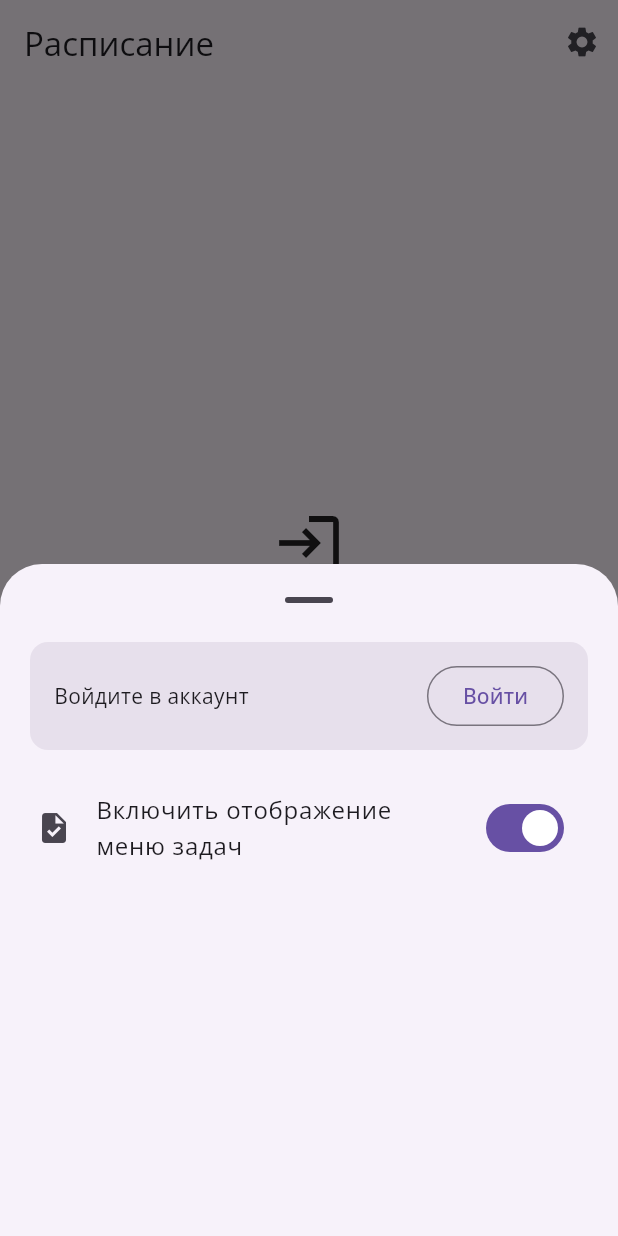
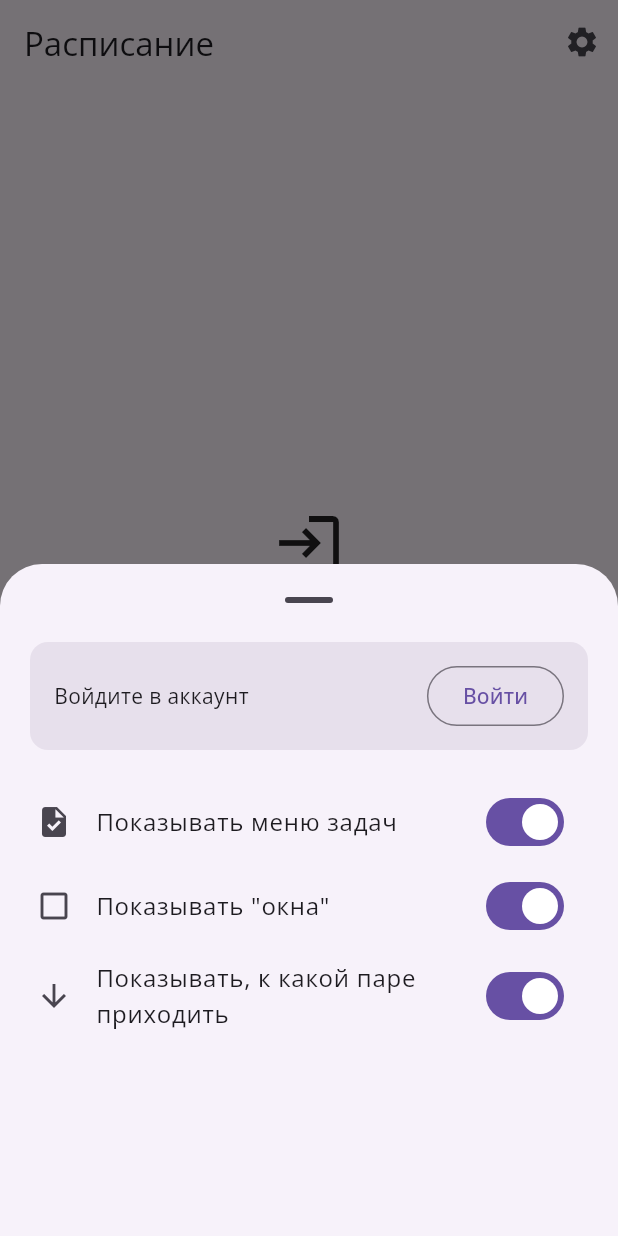
Before and after one commit to simbirskiif/flutter-schedule-ulstu, a Flutter app: the screen it shows after launch, after a tap on the "settings" icon, on a phone screen of 412 x 824 dp. Run offline on Flutter 3.47's test engine with Material 3 defaults, Android fonts, the phone set to English and light mode, and no system bars; drawn by our look-alikes of dynamic_color; our stand-ins replace flutter_secure_storage, google_fonts, shared_preferences, table_calendar, tuple; missing offline and left inert: button_m3e, dart:ffi, expressive_loading_indicator, expressive_refresh, loading_indicator_m3e, progress_indicator_m3e and 1 more.

Commit message:
Отображение, к какой паре приходить. Показывает окна

```diff
--- a/lib/main.dart
+++ b/lib/main.dart
@@ -436,7 +436,7 @@ class _MainState extends State<Main> {
                   padding: const EdgeInsets.symmetric(horizontal: 8),
                   child: ListTile(
                     leading: Icon(Icons.task),
-                    title: Text("Включить отображение меню задач"),
+                    title: Text("Показывать меню задач"),
                     trailing: Switch(
                       value: tasksSettings?.tasksEnabled ?? true,
                       onChanged: (bool value) {
@@ -449,6 +449,39 @@ class _MainState extends State<Main> {
                     },
                   ),
                 ),
+                Padding(
+                  padding: const EdgeInsets.symmetric(horizontal: 8),
+                  child: ListTile(
+                    leading: Icon(Icons.check_box_outline_blank),
+                    title: Text("Показывать \"окна\""),
+                    trailing: Switch(
+                      value: tasksSettings?.skipEnabled ?? true,
+                      onChanged: (bool value) {
+                        tasksSettings?.skipEnabled = value;
+                      },
+                    ),
+                    onTap: () {
+                      tasksSettings?.skipEnabled = !(tasksSettings.skipEnabled);
+                    },
+                  ),
+                ),
+                Padding(
+                  padding: const EdgeInsets.symmetric(horizontal: 8),
+                  child: ListTile(
+                    leading: Icon(Icons.arrow_downward),
+                    title: Text("Показывать, к какой паре приходить"),
+                    trailing: Switch(
+                      value: tasksSettings?.firstSkipEnabled ?? true,
+                      onChanged: (bool value) {
+                        tasksSettings?.firstSkipEnabled = value;
+                      },
+                    ),
+                    onTap: () {
+                      tasksSettings?.firstSkipEnabled =
+                          !(tasksSettings.firstSkipEnabled);
+                    },
+                  ),
+                ),
               ],
             ),
           ),
--- a/lib/processors/group_processor.dart
+++ b/lib/processors/group_processor.dart
@@ -31,7 +31,7 @@ class GroupProcessor with ChangeNotifier {
   }
 
   void loadNotes(Map<String, Note> map) {
-    for (Lesson lesson in _lessons) {}
+    // for (Lesson lesson in _lessons) {}
   }
 
   Note? getNote(Lesson lesson) => lesson.note;
--- a/lib/settings/tasks_settings.dart
+++ b/lib/settings/tasks_settings.dart
@@ -3,15 +3,36 @@ import 'package:shared_preferences/shared_preferences.dart';
 
 class TasksSettings extends ChangeNotifier {
   static const String _key = "TASKS_ENABLED_KEY";
+  static const String _key2 = "FIRST_SKIP_ENABLED_KEY";
+  static const String _key3 = "SKIP_ENABLED_KEY";
   final SharedPreferences _prefs;
   bool _tasksEnabled = true;
+  bool _firstSkipEnabled = true;
+  bool _skipEnabled = true;
   TasksSettings(this._prefs) {
     _tasksEnabled = _prefs.getBool(_key) ?? true;
+    _firstSkipEnabled = _prefs.getBool(_key2) ?? true;
+    _skipEnabled = _prefs.getBool(_key3) ?? true;
   }
   // static Future<TasksSettings> init() async {
   //   SharedPreferences prefs = await SharedPreferences.getInstance();
   //   return TasksSettings._(prefs);
   // }
+  set firstSkipEnabled(bool value) {
+    _firstSkipEnabled = value;
+    _prefs.setBool(_key2, value);
+    notifyListeners();
+  }
+
+  get firstSkipEnabled => _firstSkipEnabled;
+
+  set skipEnabled(bool value) {
+    _skipEnabled = value;
+    _prefs.setBool(_key3, value);
+    notifyListeners();
+  }
+
+  get skipEnabled => _skipEnabled;
 
   set tasksEnabled(bool value) {
     _tasksEnabled = value;
```
Also changed, not shown: lib/models/lesson_transfer.dart (added, +30 -0 lines), lib/screens/schedule_screen.dart (+68 -9 lines), lib/utils/string_time_formatter.dart (+12 -0 lines), lib/widgets/skip_first_widget.dart (added, +40 -0 lines), lib/widgets/skip_widget.dart (added, +43 -0 lines).
